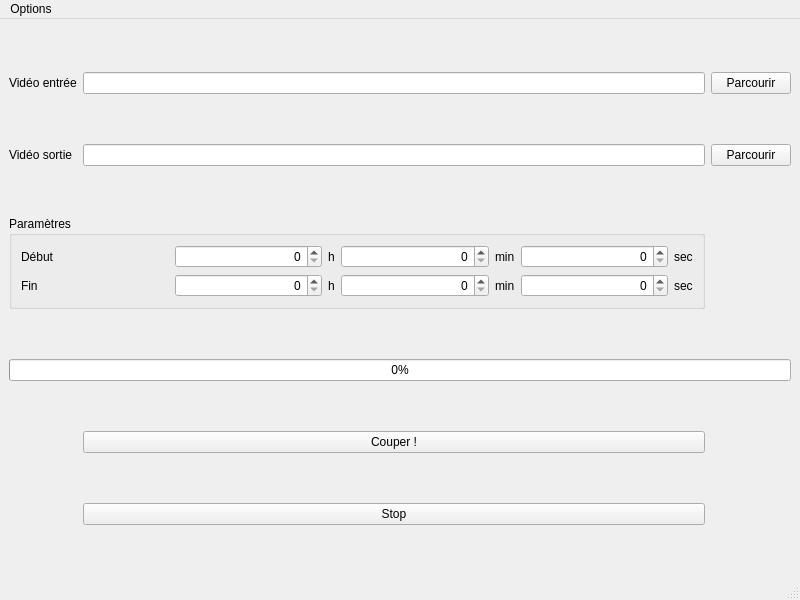
Before: the Qt Designer form MainWindow.ui in Maniform/VideoCutter, drawn with Qt 5.
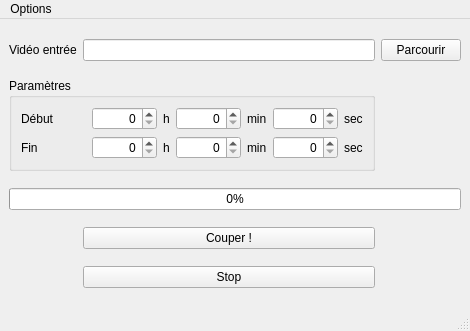
After: the same form once the commit is applied. Icons and pictures are not drawn.

What changed in the file:
```diff
--- a/MainWindow.ui
+++ b/MainWindow.ui
@@ -6,8 +6,8 @@
    <rect>
     <x>0</x>
     <y>0</y>
-    <width>800</width>
-    <height>600</height>
+    <width>470</width>
+    <height>331</height>
    </rect>
   </property>
   <property name="windowTitle">
@@ -19,21 +19,14 @@
   </property>
   <widget class="QWidget" name="centralwidget">
    <layout class="QGridLayout" name="gridLayout">
-    <item row="2" column="0">
-     <widget class="QLabel" name="label_2">
+    <item row="4" column="1">
+     <widget class="QPushButton" name="cutvideoPushButton">
       <property name="text">
-       <string>Vidéo sortie</string>
+       <string>Couper !</string>
       </property>
      </widget>
     </item>
-    <item row="0" column="2">
-     <widget class="QPushButton" name="videoInPushButton">
-      <property name="text">
-       <string>Parcourir</string>
-      </property>
-     </widget>
-    </item>
-    <item row="3" column="0" colspan="2">
+    <item row="2" column="0" colspan="2">
      <widget class="QGroupBox" name="groupBox">
       <property name="sizePolicy">
        <sizepolicy hsizetype="Preferred" vsizetype="Maximum">
@@ -200,6 +193,23 @@
       </layout>
      </widget>
     </item>
+    <item row="5" column="1">
+     <widget class="QPushButton" name="stopPushButton">
+      <property name="text">
+       <string>Stop</string>
+      </property>
+     </widget>
+    </item>
+    <item row="0" column="1">
+     <widget class="QLineEdit" name="videoInLineEdit"/>
+    </item>
+    <item row="0" column="2">
+     <widget class="QPushButton" name="videoInPushButton">
+      <property name="text">
+       <string>Parcourir</string>
+      </property>
+     </widget>
+    </item>
     <item row="0" column="0">
      <widget class="QLabel" name="label">
       <property name="text">
@@ -207,27 +217,7 @@
       </property>
      </widget>
     </item>
-    <item row="2" column="2">
-     <widget class="QPushButton" name="videoOutPushButton">
-      <property name="text">
-       <string>Parcourir</string>
-      </property>
-     </widget>
-    </item>
-    <item row="0" column="1">
-     <widget class="QLineEdit" name="videoInLineEdit"/>
-    </item>
-    <item row="5" column="1">
-     <widget class="QPushButton" name="cutvideoPushButton">
-      <property name="text">
-       <string>Couper !</string>
-      </property>
-     </widget>
-    </item>
-    <item row="2" column="1">
-     <widget class="QLineEdit" name="videoOutLineEdit"/>
-    </item>
-    <item row="4" column="0" colspan="3">
+    <item row="3" column="0" colspan="3">
      <widget class="QProgressBar" name="progressBar">
       <property name="minimum">
        <number>0</number>
@@ -240,13 +230,6 @@
       </property>
      </widget>
     </item>
-    <item row="6" column="1">
-     <widget class="QPushButton" name="stopPushButton">
-      <property name="text">
-       <string>Stop</string>
-      </property>
-     </widget>
-    </item>
    </layout>
   </widget>
   <widget class="QMenuBar" name="menubar">
@@ -254,7 +237,7 @@
     <rect>
      <x>0</x>
      <y>0</y>
-     <width>800</width>
+     <width>470</width>
      <height>25</height>
     </rect>
    </property>
```
Left out of the diff: 18 changed lines with no effect on the pictures.
